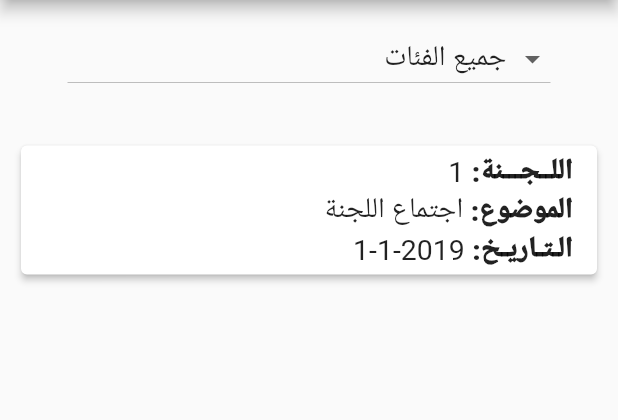
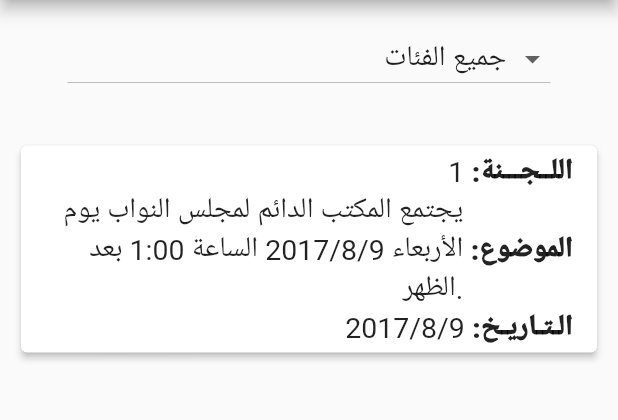
Before and after one commit to AbdallahDev/events_flutter_old, a Flutter app: the screen it shows after launch, on a phone screen of 412 x 824 dp, the part 84-504 px from its top. Run offline on Flutter 3.47's test engine with Material 2 defaults, Android fonts, the phone set to English and light mode, and no system bars; our stand-ins replace sqflite; accounts and stored records are empty.

Commit message:
I've added events to the db

```diff
--- a/lib/screens/event_list.dart
+++ b/lib/screens/event_list.dart
@@ -251,10 +251,12 @@ class _EventListState extends State<EventList> {
                               style: _boldText,
                             ),
                             _getContainer(),
-                            Text(
+                            Expanded(
+                                child: Text(
                               _eventList[index].subject,
                               style: _regularText,
-                            ),
+                                  textAlign: TextAlign.right,
+                            )),
                           ],
                         ),
                         Row(
--- a/lib/utils/database_helper.dart
+++ b/lib/utils/database_helper.dart
@@ -86,27 +86,19 @@ class DatabaseHelper {
           "create table $_eventEntityTable($_eventEntityEventIdCol integer, "
           "$_eventEntityEntityIdCol integer)");
 
-      //this method to create the event table
+      //events table
+      //this method to create the events table
       db.execute(
           "create table $_eventTable($_eventIdCol integer primary key autoincrement, "
           "$_eventSubjectCol text, $_eventDateCol text, $_eventTimeCol text)");
-
-      //bellow i'll insert values in the event table
+      //bellow i'll insert values in the events table
       db.execute(
           "insert into $_eventTable ($_eventSubjectCol, $_eventDateCol, $_eventTimeCol) "
           "values "
-          "('اجتماع اللجنة', '1-1-2019', '11:00 am'),"
-          "('اجتماع اللجنة', '1-1-2019', '11:00 am'),"
-          " ('اجتماع اللجنة', '1-1-2019', '11:00 am'),"
-          " ('اجتماع اللجنة', '1-1-2019', '11:00 am'),"
-          " ('اجتماع اللجنة', '1-1-2019', '11:00 am'),"
-          " ('اجتماع اللجنة', '1-1-2019', '11:00 am'),"
-          " ('اجتماع اللجنة', '1-1-2019', '11:00 am'),"
-          " ('اجتماع اللجنة', '1-1-2019', '11:00 am'),"
-          " ('اجتماع اللجنة', '1-1-2019', '11:00 am'),"
-          " ('اجتماع اللجنة', '1-1-2019', '11:00 am'),"
-          " ('اجتماع اللجنة', '1-1-2019', '11:00 am'),"
-          " ('اجتماع اللجنة', '1-1-2019', '11:00 am')");
+              "('يجتمع المكتب الدائم لمجلس النواب يوم الأربعاء 2017/8/9 الساعة 1:00 بعد الظهر.', '2017/8/9', '1:00 م'),"
+              "('يجتمع المكتب الدائم لمجلس النواب يوم الاربعاء 2017/4/12 الساعة 12:00 ظهراً.', '2017/4/12', '12:00 م'),"
+              "('يجتمع المكتب الدائم لمجلس النواب يوم الاثنين 6 /3 /2017 الساعة 11:00 صباحاً.', '6 /3 /2017', '11:00 م'),"
+              "('قرر سعادة المهندس عاطف الطراونة رئيس مجلس النواب دعوة المكتب التنفيذي للاجتماع يوم الاربعاء 17/2/2016 الساعة 12:30 ظهرا في قاعة المكتب الدائم.', '17/2/2016', '12:30 م')");
     });
     return database;
   }
```
